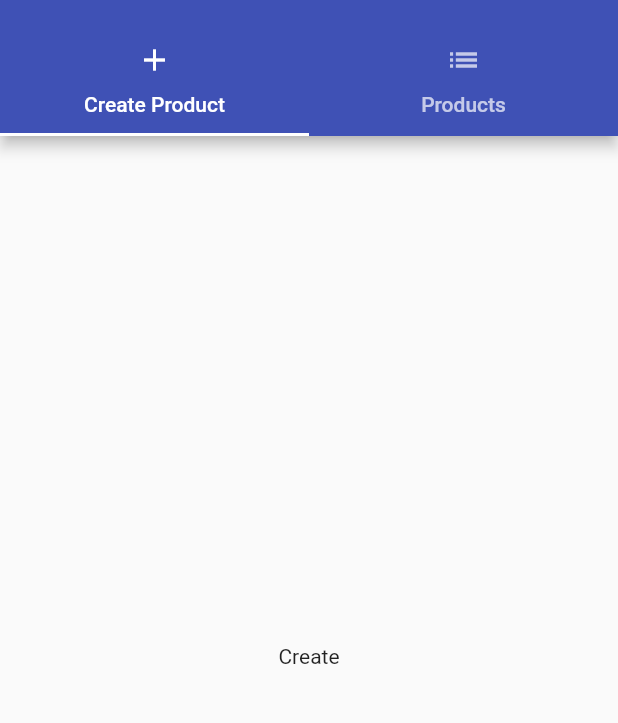
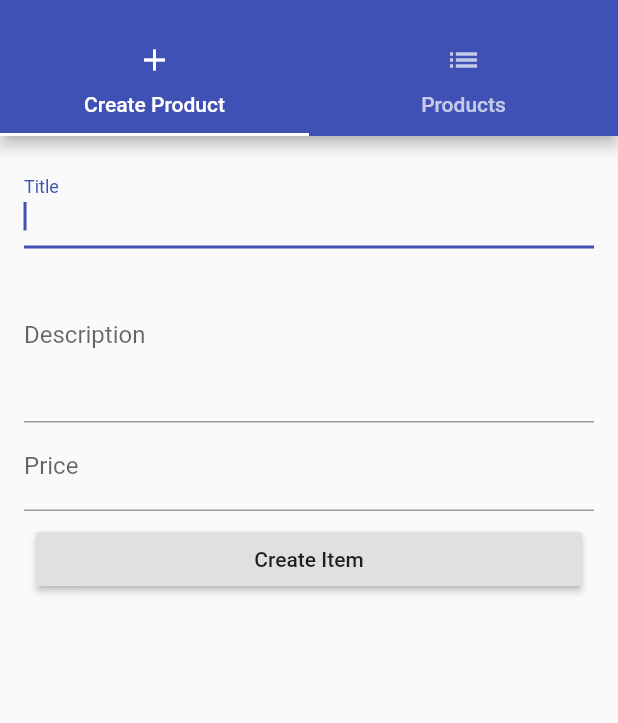
Before and after one commit to GuptaSiddhant/learnflutter, a Flutter app: the ProductsAdminPage screen opened by its route, on a phone screen of 412 x 824 dp, the part 59-782 px from its top. Run offline on Flutter 3.47's test engine with Material 2 defaults, Android fonts, the phone set to English and light mode, and no system bars.

Commit message:
Section7

```diff
--- a/lib/pages/product_create.dart
+++ b/lib/pages/product_create.dart
@@ -1,8 +1,73 @@
 import 'package:flutter/material.dart';
 
-class ProductCreatePage extends StatelessWidget {
+class ProductCreatePage extends StatefulWidget {
+  // final List<Map<String, dynamic>> products;
+  final Function addProduct;
+  // final Function deleteProduct;
+  ProductCreatePage({this.addProduct});
+
+  @override
+  State<StatefulWidget> createState() {
+    return _ProductCreatePageState();
+  }
+}
+
+class _ProductCreatePageState extends State<ProductCreatePage> {
+  String _titleValue = '';
+  String _descriptionValue = '';
+  double _priceValue = 0.0;
+
   @override
   Widget build(BuildContext context) {
-    return Center(child: Text('Create'),);
+    return Container(
+        margin: EdgeInsets.all(16.0),
+        child: ListView(
+          children: <Widget>[
+            TextField(
+              decoration: InputDecoration(labelText: 'Title'),
+              autofocus: true,
+              onChanged: (String value) {
+                setState(() {
+                  _titleValue = value;
+                });
+              },
+            ),
+            TextField(
+              maxLines: 4,
+              decoration: InputDecoration(labelText: 'Description'),
+              onChanged: (String value) {
+                setState(() {
+                  _descriptionValue = value;
+                });
+              },
+            ),
+            TextField(
+              keyboardType: TextInputType.number,
+              decoration: InputDecoration(labelText: 'Price'),
+              onChanged: (String value) {
+                setState(() {
+                  _priceValue = double.parse(value);
+                });
+              },
+            ),
+            Container(
+                margin: EdgeInsets.all(8.0),
+                child: RaisedButton(
+                  // textColor: Colors.white,
+                  child: Text('Create Item'),
+                  onPressed: () {
+                    final Map<String,dynamic> product = {
+                      'title': _titleValue,
+                      'description': _descriptionValue,
+                      'price': _priceValue,
+                      'imageUrl': 'assets/photo.jpeg',
+                    };
+                    widget.addProduct(product);
+
+                    Navigator.pushReplacementNamed(context, '/products');
+                  },
+                ))
+          ],
+        ));
   }
 }
--- a/lib/pages/products_admin.dart
+++ b/lib/pages/products_admin.dart
@@ -2,7 +2,19 @@ import 'package:flutter/material.dart';
 import './product_create.dart';
 import './product_list.dart';
 
-class ProductsAdminPage extends StatelessWidget {
+class ProductsAdminPage extends StatefulWidget {
+  final List<Map<String, dynamic>> products;
+  final Function addProduct;
+  final Function deleteProduct;
+
+  ProductsAdminPage({this.products, this.addProduct, this.deleteProduct});
+
+  @override
+  State<StatefulWidget> createState() {
+    return _ProductAdminPageState();
+  }
+}
+class _ProductAdminPageState extends State<ProductsAdminPage>{
   @override
   Widget build(BuildContext context) {
     return DefaultTabController(
@@ -18,13 +30,13 @@ class ProductsAdminPage extends StatelessWidget {
                 ListTile(
                   title: Text('Products List'),
                   onTap: () {
-                    Navigator.pushReplacementNamed(context, '/');
+                    Navigator.pushReplacementNamed(context, '/products');
                   },
                 ),
                 ListTile(
                   title: Text('Logout'),
                   onTap: () {
-                    Navigator.pushReplacementNamed(context, '/auth');
+                    Navigator.pushReplacementNamed(context, '/');
                   },
                 ),
               ],
@@ -47,7 +59,7 @@ class ProductsAdminPage extends StatelessWidget {
           ),
           body: TabBarView(
             children: <Widget>[
-              ProductCreatePage(),
+              ProductCreatePage(addProduct: widget.addProduct,),
               ProductListPage(),
             ],
           )
--- a/lib/products.dart
+++ b/lib/products.dart
@@ -1,7 +1,7 @@
 import 'package:flutter/material.dart';
 
 class Products extends StatelessWidget {
-  final List<Map<String, String>> products;
+  final List<Map<String, dynamic>> products;
   final Function deleteProduct;
 
   Products(this.products, {this.deleteProduct});
```
Also changed, not shown: lib/main.dart (+18 -5 lines), lib/pages/auth.dart (+53 -13 lines), lib/pages/product.dart (+29 -4 lines), lib/pages/products.dart (+4 -9 lines), lib/product_control.dart (deleted, +0 -22 lines), lib/product_manager.dart (+6 -7 lines).
